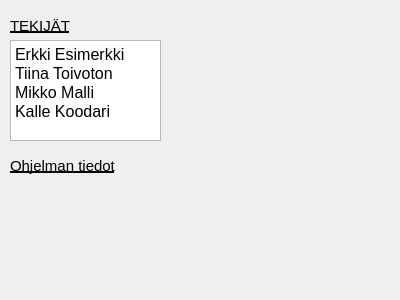
Before: the Qt Designer form DialogMakersWindow.ui in TimoKuukka/hirviporukka_app, drawn with Qt 5.
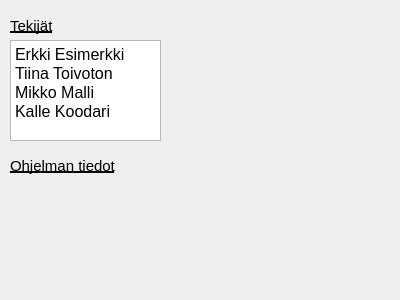
After: the same form once the commit is applied.

```diff
--- a/DialogMakersWindow.ui
+++ b/DialogMakersWindow.ui
@@ -31,7 +31,7 @@
     </font>
    </property>
    <property name="text">
-    <string>TEKIJÄT</string>
+    <string>Tekijät</string>
    </property>
   </widget>
   <widget class="QTextBrowser" name="textBrowser">
```
Left out of the diff: 27 changed lines with no effect on the pictures.
